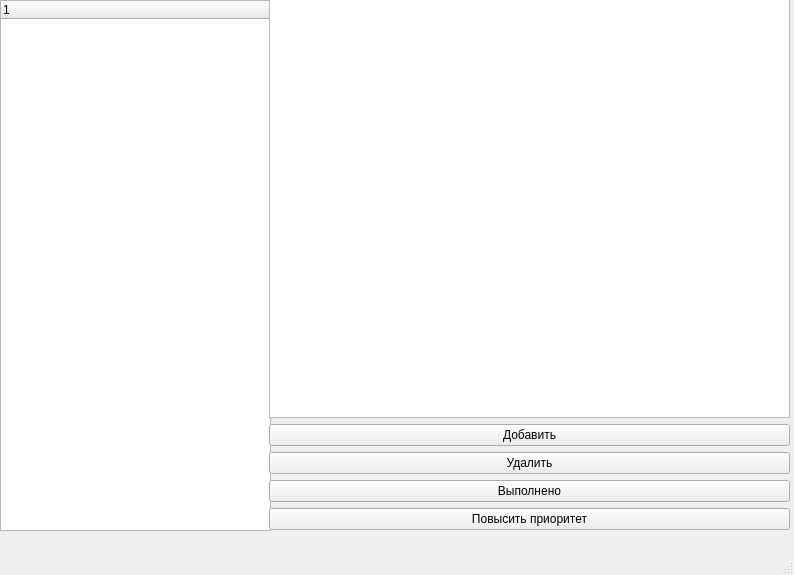
The window that mainwindow.ui (Sok0ru/task_planner) describes before a commit, drawn with Qt 5.
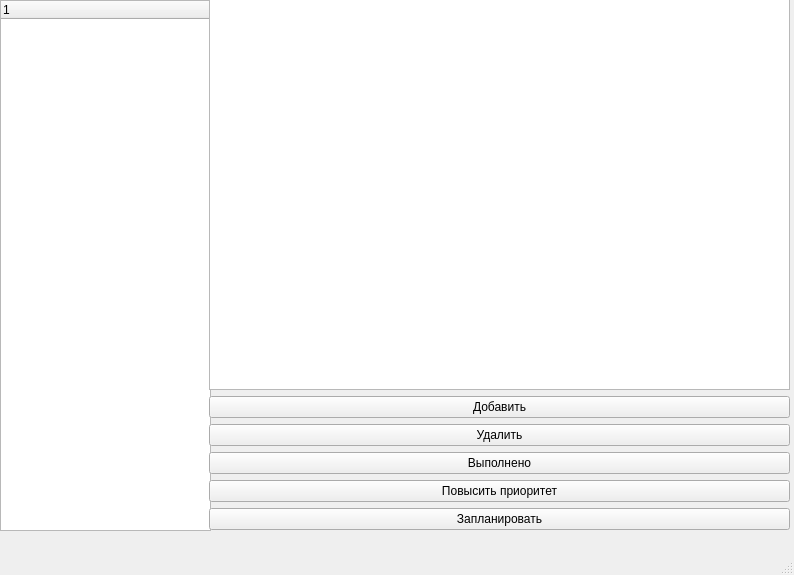
The same window after the commit.

Patch:
```diff
--- a/mainwindow.ui
+++ b/mainwindow.ui
@@ -19,7 +19,7 @@
      <rect>
       <x>0</x>
       <y>0</y>
-      <width>271</width>
+      <width>211</width>
       <height>531</height>
      </rect>
     </property>
@@ -32,9 +32,9 @@
    <widget class="QWidget" name="verticalLayoutWidget">
     <property name="geometry">
      <rect>
-      <x>269</x>
+      <x>209</x>
       <y>-1</y>
-      <width>521</width>
+      <width>581</width>
       <height>531</height>
      </rect>
     </property>
@@ -70,6 +70,13 @@
        </property>
       </widget>
      </item>
+     <item>
+      <widget class="QPushButton" name="planFutureButton">
+       <property name="text">
+        <string>Запланировать</string>
+       </property>
+      </widget>
+     </item>
     </layout>
    </widget>
   </widget>
```
